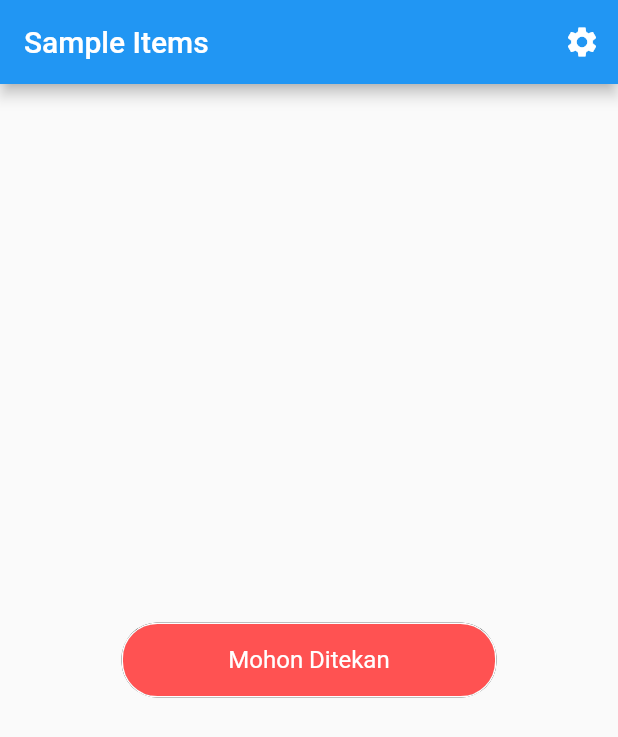
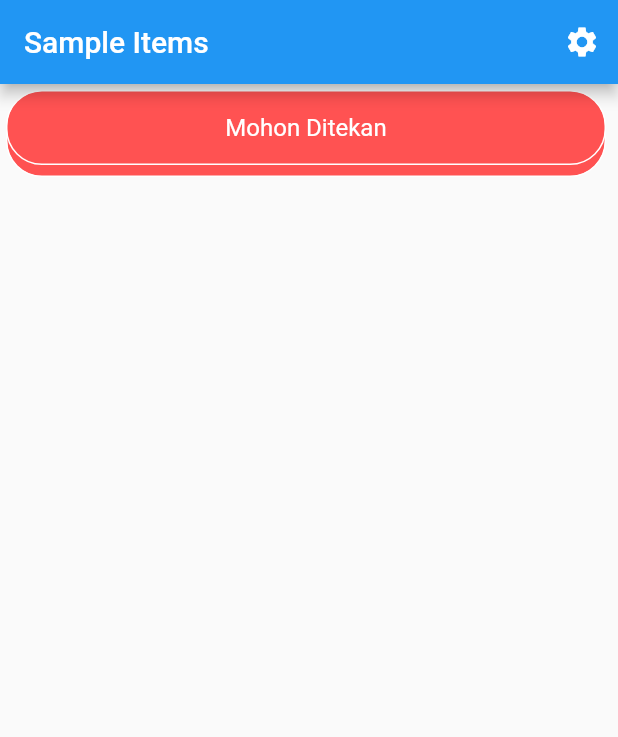
Before and after one commit to andradhandra/flutter-3d-button, a Flutter app: the screen it shows after launch, on a phone screen of 412 x 824 dp. Shown: the top 737 px of the screen. Run offline on Flutter 3.47's test engine with Material 2 defaults, Android fonts, the phone set to English and light mode, and no system bars; generated files the repository leaves out were written again.

Commit message:
Wrong solution

```diff
--- a/lib/src/button_screen/sample_item_list_view.dart
+++ b/lib/src/button_screen/sample_item_list_view.dart
@@ -1,8 +1,6 @@
 import 'package:flutter/material.dart';
 
 import '../settings/settings_view.dart';
-import 'sample_item.dart';
-import 'sample_item_details_view.dart';
 
 class SampleItemListView extends StatelessWidget {
   const SampleItemListView({
@@ -35,7 +33,55 @@ class SampleItemListView extends StatelessWidget {
       // In contrast to the default ListView constructor, which requires
       // building all Widgets up front, the ListView.builder constructor lazily
       // builds Widgets as they’re scrolled into view.
-      body: Center(
+      body: const Center(
+        child: Animated3DButton(),
+      ),
+    );
+  }
+}
+
+class Animated3DButton extends StatefulWidget {
+  const Animated3DButton({
+    Key? key,
+  }) : super(key: key);
+
+  @override
+  State<Animated3DButton> createState() => _Animated3DButtonState();
+}
+
+class _Animated3DButtonState extends State<Animated3DButton>
+    with TickerProviderStateMixin {
+  late final AnimationController _animationController;
+  // late final Animation<double> _curveAnimation;
+
+  @override
+  void initState() {
+    super.initState();
+    _animationController = AnimationController(
+      vsync: this,
+      duration: const Duration(milliseconds: 50),
+    );
+  }
+
+  @override
+  void dispose() {
+    _animationController.dispose();
+    super.dispose();
+  }
+
+  @override
+  Widget build(BuildContext context) {
+    return AnimatedBuilder(
+        animation: _animationController,
+        builder: (context, child) {
+          final progress = _animationController.value;
+          final isAnimationComplete = progress >= 1.0;
+          return Stack(
+            children: [
+              Positioned(
+                top: 12,
+                left: 4,
+                right: 8,
                 child: Container(
                   height: 50,
                   width: 250,
@@ -51,9 +97,41 @@ class SampleItemListView extends StatelessWidget {
                     color: Colors.redAccent,
                     borderRadius: const BorderRadius.all(Radius.circular(24)),
                     border: Border.all(color: Colors.white),
-              boxShadow: [BoxShadow()]),
                   ),
                 ),
+              ),
+              Positioned(
+                top: isAnimationComplete ? 12 : 4,
+                left: isAnimationComplete ? 0 : 4,
+                right: isAnimationComplete ? 16 : 8,
+                child: GestureDetector(
+                  onTapDown: (details) {
+                    _animationController.forward();
+                  },
+                  onTapUp: (details) {
+                    _animationController.reverse();
+                  },
+                  child: Container(
+                    height: 50,
+                    width: 250,
+                    child: const Text(
+                      "Mohon Ditekan",
+                      style: TextStyle(
+                        color: Colors.white,
+                        fontSize: 16,
+                      ),
+                    ),
+                    alignment: Alignment.center,
+                    decoration: BoxDecoration(
+                      color: Colors.redAccent,
+                      borderRadius: const BorderRadius.all(Radius.circular(24)),
+                      border: Border.all(color: Colors.white),
+                    ),
+                  ),
+                ),
+              ),
+            ],
           );
+        });
   }
 }
```
Lines whose indentation alone changed are shown as unchanged.
